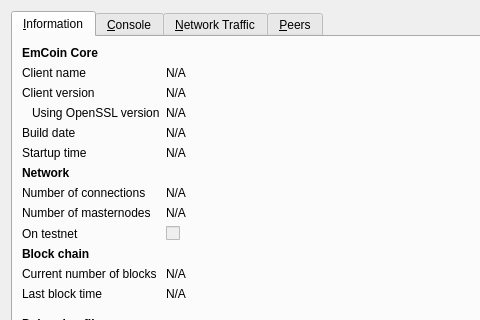
The window that src/qt/forms/rpcconsole.ui (Exclusive-Masternode-Coin/EMC) describes before a commit, drawn with Qt 5; both pictures show x 0 to 480 and y 0 to 320 of the 740 by 450 pixel window.
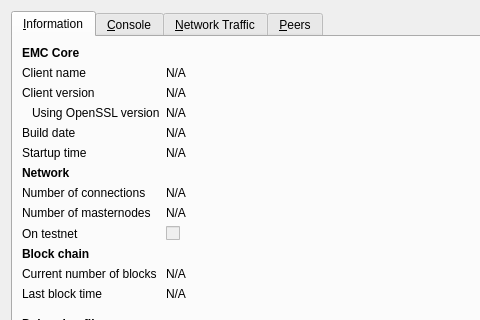
The same window after the commit. The open tabs and pages were chosen to show the change. Icons and pictures are not drawn. Custom widgets are drawn as their Qt base class.

```diff
--- a/src/qt/forms/rpcconsole.ui
+++ b/src/qt/forms/rpcconsole.ui
@@ -33,7 +33,7 @@
           </font>
          </property>
          <property name="text">
-          <string>EmCoin Core</string>
+          <string>EMC Core</string>
          </property>
         </widget>
        </item>
```
Left out of the diff: 6 changed lines with no effect on the pictures.
